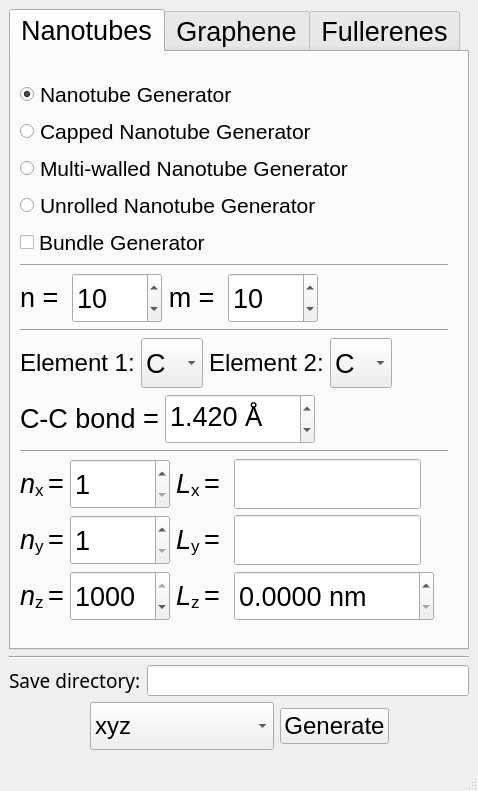
Before: the Qt Designer form sknano/nanogen_gui/nanogen.ui in scikit-nano/scikit-nano, drawn with Qt 5.
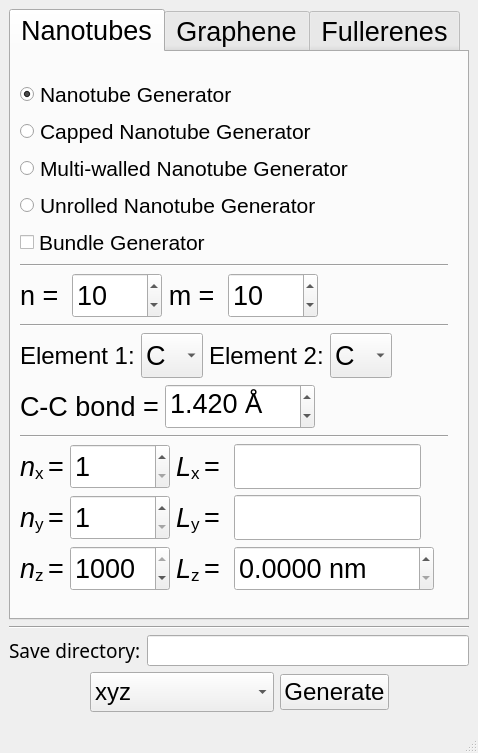
After: the same form once the commit is applied.

The edit to the form file:
```diff
--- a/sknano/nanogen_gui/nanogen.ui
+++ b/sknano/nanogen_gui/nanogen.ui
@@ -7,7 +7,7 @@
     <x>0</x>
     <y>0</y>
     <width>478</width>
-    <height>791</height>
+    <height>753</height>
    </rect>
   </property>
   <property name="font">
@@ -165,7 +165,7 @@
                       <property name="minimumSize">
                        <size>
                         <width>90</width>
-                        <height>50</height>
+                        <height>45</height>
                        </size>
                       </property>
                       <property name="font">
@@ -204,7 +204,7 @@
                       <property name="minimumSize">
                        <size>
                         <width>90</width>
-                        <height>50</height>
+                        <height>45</height>
                        </size>
                       </property>
                       <property name="font">
@@ -270,7 +270,7 @@
                       <property name="minimumSize">
                        <size>
                         <width>0</width>
-                        <height>50</height>
+                        <height>45</height>
                        </size>
                       </property>
                       <property name="currentIndex">
@@ -324,7 +324,7 @@
                       <property name="minimumSize">
                        <size>
                         <width>0</width>
-                        <height>50</height>
+                        <height>45</height>
                        </size>
                       </property>
                       <property name="currentIndex">
@@ -403,7 +403,7 @@
                     <property name="minimumSize">
                      <size>
                       <width>150</width>
-                      <height>50</height>
+                      <height>45</height>
                      </size>
                     </property>
                     <property name="font">
@@ -488,7 +488,7 @@
                     <property name="minimumSize">
                      <size>
                       <width>100</width>
-                      <height>50</height>
+                      <height>45</height>
                      </size>
                     </property>
                     <property name="font">
@@ -528,7 +528,7 @@
                     <property name="minimumSize">
                      <size>
                       <width>175</width>
-                      <height>50</height>
+                      <height>45</height>
                      </size>
                     </property>
                     <property name="maximumSize">
@@ -586,7 +586,7 @@
                     <property name="minimumSize">
                      <size>
                       <width>100</width>
-                      <height>50</height>
+                      <height>45</height>
                      </size>
                     </property>
                     <property name="font">
@@ -626,7 +626,7 @@
                     <property name="minimumSize">
                      <size>
                       <width>175</width>
-                      <height>50</height>
+                      <height>45</height>
                      </size>
                     </property>
                     <property name="maximumSize">
@@ -684,7 +684,7 @@
                     <property name="minimumSize">
                      <size>
                       <width>100</width>
-                      <height>50</height>
+                      <height>45</height>
                      </size>
                     </property>
                     <property name="font">
@@ -730,7 +730,7 @@
                     <property name="minimumSize">
                      <size>
                       <width>200</width>
-                      <height>50</height>
+                      <height>45</height>
                      </size>
                     </property>
                     <property name="font">
@@ -1406,7 +1406,7 @@
             <property name="minimumSize">
              <size>
               <width>0</width>
-              <height>48</height>
+              <height>40</height>
              </size>
             </property>
             <property name="font">
```
Left out of the diff: 16 changed lines with no effect on the pictures.
